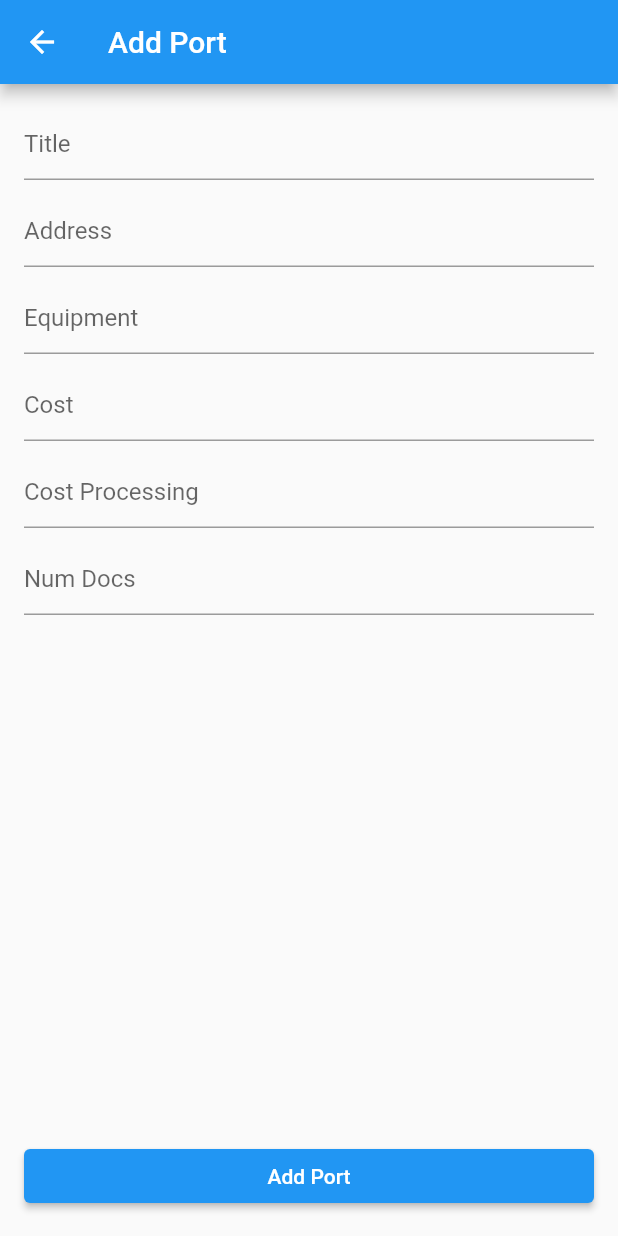
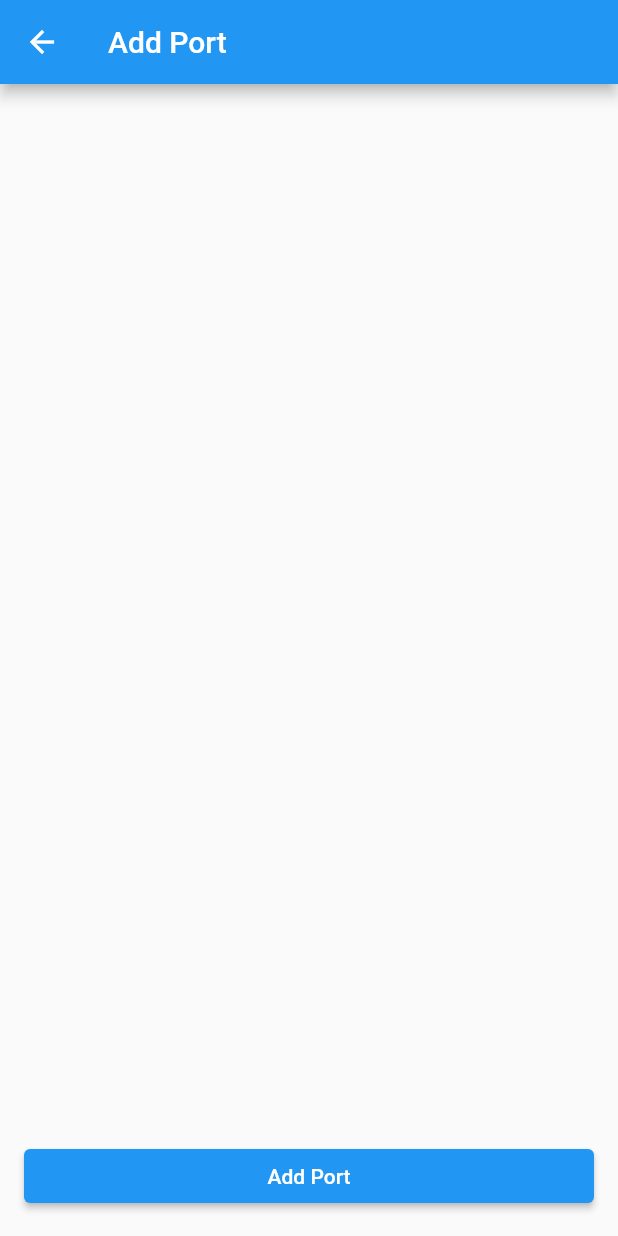
Before and after one commit to dmytrobilash/flutter-labs, a Flutter app: the LB3 screen opened directly, after a tap on "Add new port", on a phone screen of 412 x 824 dp. Run offline on Flutter 3.47's test engine with Material 2 defaults, Android fonts, the phone set to English and light mode, and no system bars.

Commit message:
lab3 updating

```diff
--- a/lib/Lab3/AddPort.dart
+++ b/lib/Lab3/AddPort.dart
@@ -1,7 +1,12 @@
 import 'package:flutter/material.dart';
 
+import 'Data.dart';
 
 class AddPort extends StatefulWidget {
+  final ListPorts listPorts;
+
+  const AddPort({Key? key, required this.listPorts}) : super(key: key);
+
   @override
   AddPortScreen createState() => AddPortScreen();
 }
@@ -18,44 +23,20 @@ class AddPortScreen extends State<AddPort> {
         child: Column(
           crossAxisAlignment: CrossAxisAlignment.stretch,
           children: [
-            TextField(
-              decoration: InputDecoration(
-                hintText: 'Title',
-              ),
-            ),
-            SizedBox(height: 10),
-            TextField(
-              decoration: InputDecoration(
-                hintText: 'Address',
-              ),
-            ),
-            SizedBox(height: 10),
-            TextField(
-              decoration: InputDecoration(
-                hintText: 'Equipment',
-              ),
-            ),
-            SizedBox(height: 10),
-            TextField(
-              decoration: InputDecoration(
-                hintText: 'Cost',
-              ),
-            ),
-            SizedBox(height: 10),
-            TextField(
-              decoration: InputDecoration(
-                hintText: 'Cost Processing',
-              ),
-            ),
-            SizedBox(height: 10),
-            TextField(
-              decoration: InputDecoration(
-                hintText: 'Num Docs',
-              ),
-            ),
             Spacer(),
             ElevatedButton(
               onPressed: () {
+                Port newPort = Port(
+                  name: "New Port",
+                  address: "New Address",
+                  numWorkers: 0,
+                  numEquipmentUnits: 0,
+                  costPerEquipmentUnit: 0,
+                  servicingCost: 0,
+                  servicingTime: 0,
+                  numDocks: 0,
+                );
+                widget.listPorts.addPort(newPort);
                 Navigator.pop(context);
               },
               child: Text('Add Port'),
--- a/lib/Lab3/Data.dart
+++ b/lib/Lab3/Data.dart
@@ -1,3 +1,57 @@
+class ListPorts{
+  static Port port1 = Port(
+  name: "Port1",
+  address: "Los Angeles, CA",
+  numWorkers: 500,
+  numEquipmentUnits: 1000,
+  costPerEquipmentUnit: 100.0,
+  servicingCost: 50000.0,
+  servicingTime: 24,
+  numDocks: 10,
+  );
+
+  static Port port2 = Port(
+  name: "Port2",
+  address: "Singapore",
+  numWorkers: 1000,
+  numEquipmentUnits: 2000,
+  costPerEquipmentUnit: 150.0,
+  servicingCost: 75000.0,
+  servicingTime: 36,
+  numDocks: 15,
+  );
+
+  static Port port3 = Port(
+  name: "Port3",
+  address: "Rotterdam, Netherlands",
+  numWorkers: 800,
+  numEquipmentUnits: 1500,
+  costPerEquipmentUnit: 120.0,
+  servicingCost: 60000.0,
+  servicingTime: 30,
+  numDocks: 12,
+  );
+
+  static Port port4 = Port(
+  name: "Port4",
+  address: "Shanghai, China",
+  numWorkers: 1200,
+  numEquipmentUnits: 2500,
+  costPerEquipmentUnit: 180.0,
+  servicingCost: 90000.0,
+  servicingTime: 42,
+  numDocks: 18,
+  );
+
+  List<Port> ports = [port1, port2, port3, port4];
+
+  void addPort(Port port) {
+    ports.add(port);
+  }
+  Port getPort(String name) {
+    return ports.firstWhere((port) => port.name == name);
+  }
+}
 
 class Port implements Comparable<Port> {
   String name;
@@ -30,6 +84,10 @@ class Port implements Comparable<Port> {
         servicingTime = other.servicingTime,
         numDocks = other.numDocks;
 
+  Port copy() {
+    return Port.clone(this);
+  }
+
   void incrementDocks() {
     numDocks++;
     numEquipmentUnits += 5;
--- a/lib/Lab3/LB3.dart
+++ b/lib/Lab3/LB3.dart
@@ -3,126 +3,67 @@ import 'AddPort.dart';
 import 'Data.dart';
 
 class LB3 extends StatefulWidget {
-
+  ListPorts _listPorts = ListPorts();
   @override
   _PortListScreenState createState() => _PortListScreenState();
 }
 
 class _PortListScreenState extends State<LB3> {
-  late Port port1;
-  late Port port2;
-  late Port port3;
-  late Port port4;
+  late Port _selectedItemForCopying;
 
   @override
   void initState() {
     super.initState();
-
-
-    port1 = Port(
-      name: "Port1",
-      address: "Los Angeles, CA",
-      numWorkers: 500,
-      numEquipmentUnits: 1000,
-      costPerEquipmentUnit: 100.0,
-      servicingCost: 50000.0,
-      servicingTime: 24,
-      numDocks: 10,
-    );
-
-    port2 = Port(
-      name: "Port2",
-      address: "Singapore",
-      numWorkers: 1000,
-      numEquipmentUnits: 2000,
-      costPerEquipmentUnit: 150.0,
-      servicingCost: 75000.0,
-      servicingTime: 36,
-      numDocks: 15,
-    );
-
-    port3 = Port(
-      name: "Port3",
-      address: "Rotterdam, Netherlands",
-      numWorkers: 800,
-      numEquipmentUnits: 1500,
-      costPerEquipmentUnit: 120.0,
-      servicingCost: 60000.0,
-      servicingTime: 30,
-      numDocks: 12,
-    );
-
-    port4 = Port(
-      name: "Port4",
-      address: "Shanghai, China",
-      numWorkers: 1200,
-      numEquipmentUnits: 2500,
-      costPerEquipmentUnit: 180.0,
-      servicingCost: 90000.0,
-      servicingTime: 42,
-      numDocks: 18,
-    );
+    _selectedItemForCopying = widget._listPorts.ports.first.copy();
   }
-
-  List<Port> ports = [];
-
 
   @override
   Widget build(BuildContext context) {
-    late String _selectedItem = ports.first.name;
-    ports = [port1, port2, port3, port4];
-
     return Scaffold(
       appBar: AppBar(
         title: Text('Port List'),
       ),
-      body: Column(
+      body: Padding(
+        padding: const EdgeInsets.all(16.0),
+        child: Column(
+          crossAxisAlignment: CrossAxisAlignment.stretch,
           children: [
-          Row(
-            children: [
-              SizedBox(width: 16),
             ElevatedButton(
               onPressed: () {
                 Navigator.push(
                   context,
-                    MaterialPageRoute(builder: (context) => AddPort()),
+                  MaterialPageRoute(builder: (context) => AddPort(listPorts: widget._listPorts)),
                 );
               },
               child: Text('Add new port'),
             ),
-            ],
-            mainAxisAlignment: MainAxisAlignment.start,
-          ),
-          Row(
-            children: [
-              Expanded(
-                child: DropdownButtonFormField<String>(
+            SizedBox(height: 16.0),
+            DropdownButtonFormField<String>(
               decoration: InputDecoration(
                 border: OutlineInputBorder(),
-                    labelText: 'Select an item',
+                labelText: 'Select a port to copy',
               ),
-                  value: _selectedItem,
+              value: _selectedItemForCopying.name,
               onChanged: (value) {
                 setState(() {
-                      _selectedItem = value!;
+                  _selectedItemForCopying = widget._listPorts.getPort(value!).copy();
                 });
               },
-                  items: ports.map((item) {
+              items: widget._listPorts.ports.map((item) {
                 return DropdownMenuItem<String>(
                   value: item.name,
                   child: Text(item.name),
                 );
               }).toList(),
             ),
-              ),
-              SizedBox(width: 16),
+            SizedBox(height: 16.0),
             ElevatedButton(
               onPressed: () {
-                  // Button logic
+                Port newPort = _selectedItemForCopying.copy();
+                widget._listPorts.addPort(newPort);
+                print(widget._listPorts.ports);
               },
-                child: Text('Button'),
-              ),
-            ],
+              child: Text('Add copied port'),
             ),
             SizedBox(height: 16),
             Row(
@@ -131,15 +72,15 @@ class _PortListScreenState extends State<LB3> {
                   child: DropdownButtonFormField<String>(
                     decoration: InputDecoration(
                       border: OutlineInputBorder(),
-                    labelText: 'Select an item',
+                      labelText: 'First Item',
                     ),
-                  value: _selectedItem,
+                    value: _selectedItemForCopying.name,
                     onChanged: (value) {
                       setState(() {
-                      _selectedItem = value!;
+                        _selectedItemForCopying.name = value!;
                       });
                     },
-                  items: ports.map((item) {
+                    items: widget._listPorts.ports.map((item) {
                       return DropdownMenuItem<String>(
                         value: item.name,
                         child: Text(item.name),
@@ -147,19 +88,20 @@ class _PortListScreenState extends State<LB3> {
                     }).toList(),
                   ),
                 ),
+                SizedBox(width: 16.0),
                 Expanded(
                   child: DropdownButtonFormField<String>(
                     decoration: InputDecoration(
                       border: OutlineInputBorder(),
-                    labelText: 'Select an item',
+                      labelText: 'Second Item',
                     ),
-                  value: _selectedItem,
+                    value: _selectedItemForCopying.name,
                     onChanged: (value) {
                       setState(() {
-                      _selectedItem = value!;
+                        _selectedItemForCopying.name = value!;
                       });
                     },
-                  items: ports.map((item) {
+                    items: widget._listPorts.ports.map((item) {
                       return DropdownMenuItem<String>(
                         value: item.name,
                         child: Text(item.name),
@@ -167,31 +109,31 @@ class _PortListScreenState extends State<LB3> {
                     }).toList(),
                   ),
                 ),
-              SizedBox(width: 16),
+                SizedBox(width: 16.0),
                 ElevatedButton(
                   onPressed: () {
-                  // Compare docs button logic
+                    // Compare ports button logic
                   },
-                child: Text('Compare Docs'),
+                  child: Text('Compare Ports'),
                 ),
               ],
             ),
-          SizedBox(height: 16),
+
             Row(
               children: [
                 Expanded(
                   child: DropdownButtonFormField<String>(
                     decoration: InputDecoration(
                       border: OutlineInputBorder(),
-                    labelText: 'Select an item',
+                      labelText: 'First Item',
                     ),
-                  value: _selectedItem,
+                    value: _selectedItemForCopying.name,
                     onChanged: (value) {
                       setState(() {
-                      _selectedItem = value!;
+                        _selectedItemForCopying.name = value!;
                       });
                     },
-                  items: ports.map((item) {
+                    items: widget._listPorts.ports.map((item) {
                       return DropdownMenuItem<String>(
                         value: item.name,
                         child: Text(item.name),
@@ -199,19 +141,20 @@ class _PortListScreenState extends State<LB3> {
                     }).toList(),
                   ),
                 ),
+                SizedBox(width: 16.0),
                 Expanded(
                   child: DropdownButtonFormField<String>(
                     decoration: InputDecoration(
                       border: OutlineInputBorder(),
-                    labelText: 'Select an item',
+                      labelText: 'Second Item',
                     ),
-                  value: _selectedItem,
+                    value: _selectedItemForCopying.name,
                     onChanged: (value) {
                       setState(() {
-                      _selectedItem = value!;
+                        _selectedItemForCopying.name = value!;
                       });
                     },
-                  items: ports.map((item) {
+                    items: widget._listPorts.ports.map((item) {
                       return DropdownMenuItem<String>(
                         value: item.name,
                         child: Text(item.name),
@@ -219,18 +162,18 @@ class _PortListScreenState extends State<LB3> {
                     }).toList(),
                   ),
                 ),
-              SizedBox(width: 16),
+                SizedBox(width: 16.0),
                 ElevatedButton(
                   onPressed: () {
                     // Compare ports button logic
                   },
                   child: Text('Compare Ports'),
                 ),
-
               ],
             ),
           ],
         ),
+      ),
     );
   }
 }
```
Also changed, not shown: lib/Lab3/ChangeSelectedPort.dart (added). Lines whose indentation alone changed are shown as unchanged.
